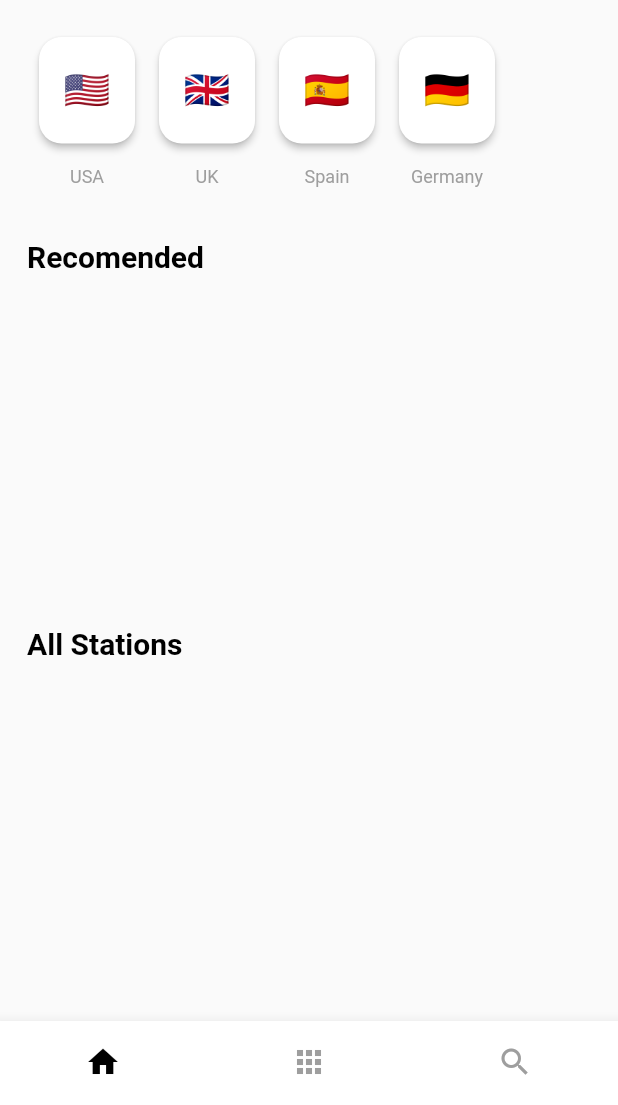
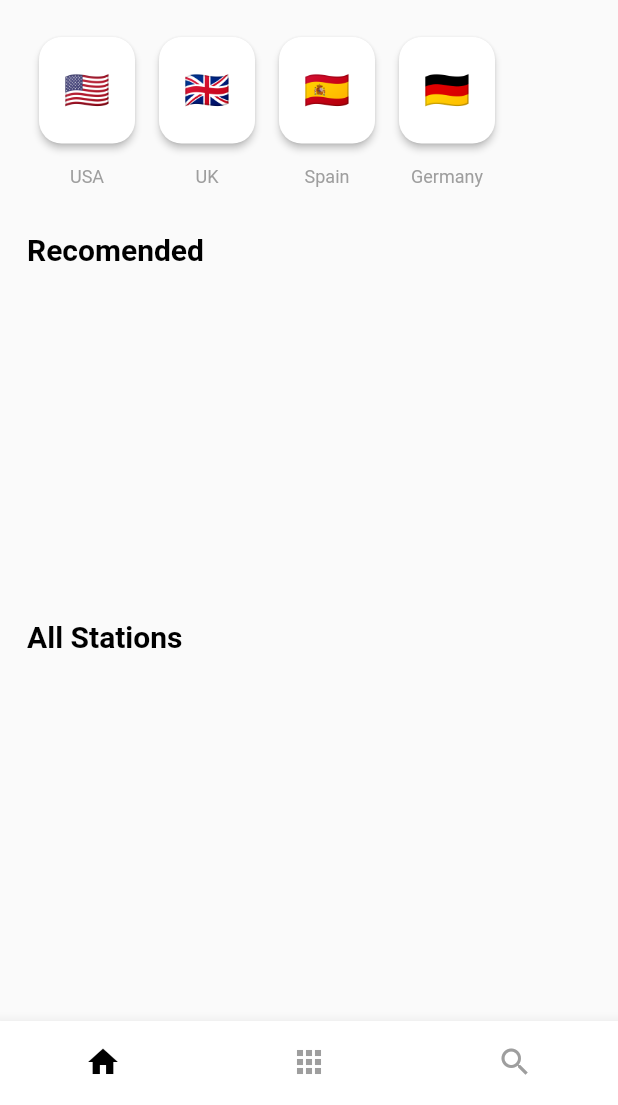
Before and after one commit to AlexLopezDevelop/vokast_radio_station, a Flutter app: the screen it shows after launch, on a phone screen of 412 x 824 dp, the part 131-1236 px from its top. Run offline on Flutter 3.47's test engine with Material 2 defaults, Android fonts, the phone set to English and light mode, and no system bars; our stand-ins replace cached_network_image, flutter_dotenv, just_audio, just_audio_background, rxdart, sqflite; accounts and stored records are empty; network calls fail.

Commit message:
improving: interface

```diff
--- a/lib/pages/feed.dart
+++ b/lib/pages/feed.dart
@@ -1,5 +1,6 @@
 import 'package:flutter/material.dart';
 import 'package:vokast/components/fab_icon.dart';
+import 'package:vokast/pages/player.dart';
 
 import '../config.dart';
 import '../models/radio.dart';
@@ -48,7 +49,7 @@ class Feed extends StatelessWidget {
               ],
             ),
           ),
-          const SizedBox(height: 35),
+          const SizedBox(height: 30),
           Padding(
             padding: const EdgeInsets.symmetric(horizontal: 18),
             child: Row(children: const [
@@ -131,23 +132,26 @@ class Feed extends StatelessWidget {
                       fontWeight: FontWeight.bold)),
             ]),
           ),
-          const SizedBox(height: 10),
           FutureBuilder(
               future: DBDownloadService.fetchLocalDB(Config.topRadioUrl),
               builder: (BuildContext context,
                   AsyncSnapshot<List<RadioModel>> radios) {
                 if (radios.hasData) {
-                  return  MediaQuery.removePadding(
-                      context: context,
-                      removeTop: true,
-                      child: ListView.builder(
-                            scrollDirection: Axis.vertical,
+                  return ListView.builder(
+                      padding: const EdgeInsets.symmetric(vertical: 10),
+                      scrollDirection: Axis.vertical,
                             itemCount: radios.data!.length,
                             shrinkWrap: true,
                             physics: const ScrollPhysics(),
                             itemBuilder: (context, index) {
                               final radio = radios.data![index];
-                              return Card(
+                              return Padding(
+                                  padding: const EdgeInsets.all(0),
+                                  child: InkWell(
+                                    onTap: () {
+                                      Navigator.push(context, MaterialPageRoute(builder: (context) => Player(radioModel: radio,)));
+                                    },
+                                    child: Card(
                                 elevation: 6,
                                 shadowColor: const Color.fromRGBO(255, 255, 255, 0.3),
                                 margin: const EdgeInsets.symmetric(
@@ -202,8 +206,9 @@ class Feed extends StatelessWidget {
                                     ],
                                   ),
                                 ),
+                              ),)
                               );
-                            }));
+                            });
                 }
                 return const Center(child: CircularProgressIndicator());
               }),
```
